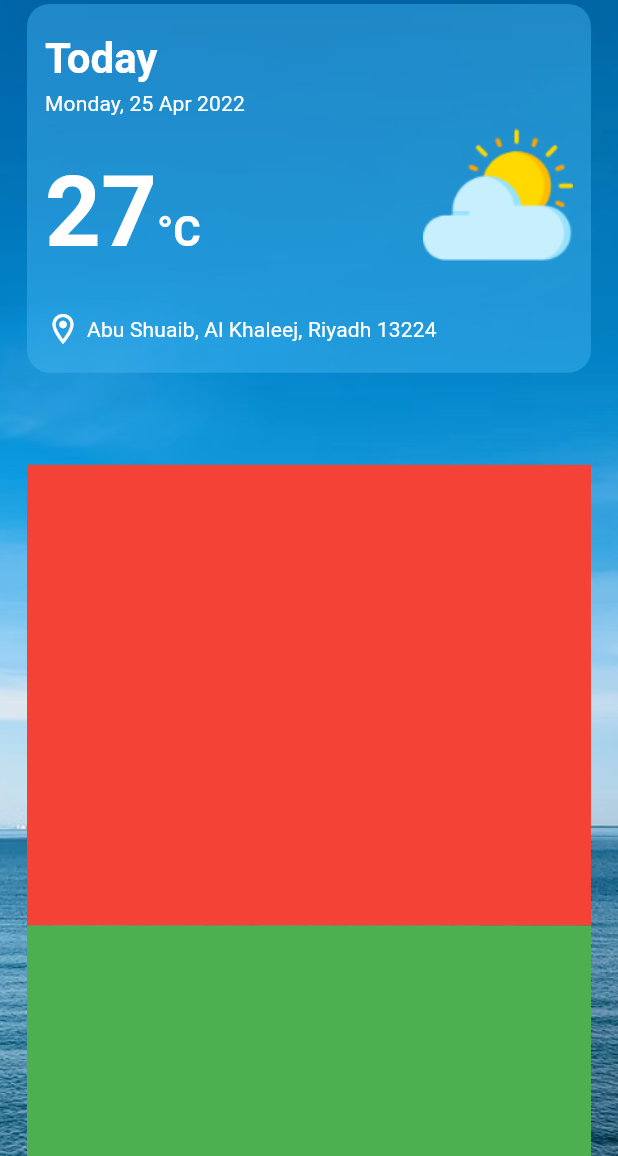
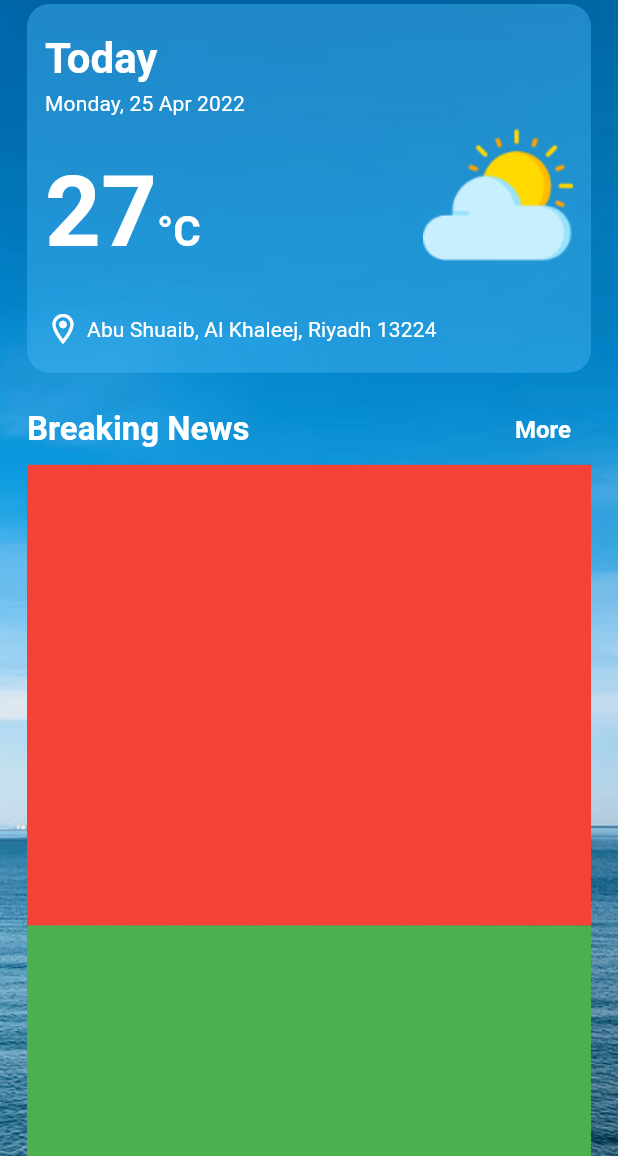
Before and after one commit to aymanpsu/myday, a Flutter app: the screen it shows after launch, on a phone screen of 412 x 824 dp, the part 80-1236 px from its top. Run offline on Flutter 3.47's test engine with Material 2 defaults, Android fonts, the phone set to English and light mode, and no system bars; our stand-ins replace date_format, flutter_dotenv.

Commit message:
finish the UI of weather section

```diff
--- a/lib/widgets/weather_section.dart
+++ b/lib/widgets/weather_section.dart
@@ -8,11 +8,11 @@ class WeatherSection extends StatelessWidget {
   Widget build(BuildContext context) {
     return LayoutBuilder(
       builder: (context, constraints) =>
-          _buildNormalContainer(constraints.maxHeight, context),
+          _buildWeatherSection(constraints.maxHeight, context),
     );
   }
 
-  Widget _buildNormalContainer(double heightOfSection, BuildContext context) {
+  Widget _buildWeatherSection(double heightOfSection, BuildContext context) {
     return Column(
       children: [
         Container(
@@ -103,6 +103,31 @@ class WeatherSection extends StatelessWidget {
             ),
           ),
         ),
+        SizedBox(
+          height: heightOfSection * 0.045,
+        ),
+        Row(
+          mainAxisAlignment: MainAxisAlignment.spaceBetween,
+          children: [
+            Text(
+              'Breaking News',
+              style: Theme.of(context)
+                  .textTheme
+                  .titleLarge
+                  ?.copyWith(fontWeight: FontWeight.bold),
+            ),
+            TextButton(
+              onPressed: () {},
+              child: Text(
+                'More',
+                style: Theme.of(context)
+                    .textTheme
+                    .titleMedium
+                    ?.copyWith(fontWeight: FontWeight.bold),
+              ),
+            )
+          ],
+        )
       ],
     );
   }
```
